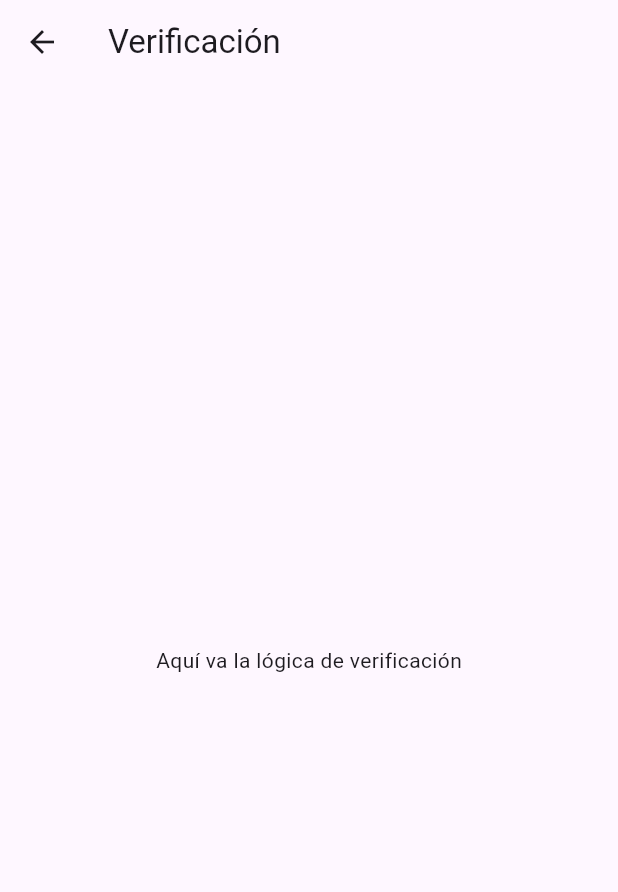
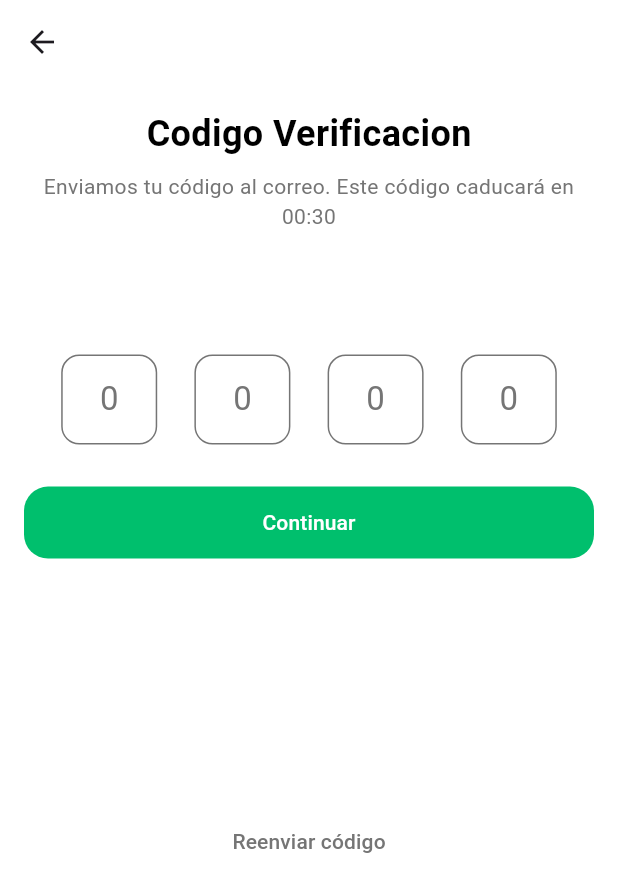
Before and after one commit to juan-sotelo1994/appejemplo, a Flutter app: the Verificacion screen opened directly, on a phone screen of 412 x 824 dp. Shown: the top 892 px of the screen. Run offline on Flutter 3.47's test engine with Material 3 defaults, Android fonts, the phone set to English and light mode, and no system bars; our stand-ins replace animated_splash_screen, flutter_svg; network calls fail.

Commit message:
version6

```diff
--- a/lib/widgets/login/verificacion.dart
+++ b/lib/widgets/login/verificacion.dart
@@ -1,4 +1,6 @@
 import 'package:flutter/material.dart';
+import 'package:flutter/services.dart';
+import 'nuevopass.dart'; // Asegúrate de que la ruta sea correcta
 
 class Verificacion extends StatelessWidget {
   const Verificacion({super.key});
@@ -6,8 +8,119 @@ class Verificacion extends StatelessWidget {
   @override
   Widget build(BuildContext context) {
     return Scaffold(
-      appBar: AppBar(title: const Text("Verificación")),
-      body: Center(child: Text("Aquí va la lógica de verificación")),
+      backgroundColor: Colors.white,
+      appBar: AppBar(backgroundColor: Colors.white),
+      body: SafeArea(
+        child: SizedBox(
+          width: double.infinity,
+          child: Padding(
+            padding: const EdgeInsets.symmetric(horizontal: 16),
+            child: SingleChildScrollView(
+              child: Column(
+                children: [
+                  const SizedBox(height: 16),
+                  const Text(
+                    "Codigo Verificacion",
+                    style: TextStyle(
+                      color: Colors.black,
+                      fontSize: 24,
+                      fontWeight: FontWeight.bold,
+                    ),
+                  ),
+                  const SizedBox(height: 8),
+                  const Text(
+                    "Enviamos tu código al correo. Este código caducará en 00:30",
+                    textAlign: TextAlign.center,
+                    style: TextStyle(color: Color(0xFF757575)),
+                  ),
+                  SizedBox(height: MediaQuery.of(context).size.height * 0.1),
+                  const OtpForm(),
+                  SizedBox(height: MediaQuery.of(context).size.height * 0.2),
+                  TextButton(
+                    onPressed: () {},
+                    child: const Text(
+                      "Reenviar código",
+                      style: TextStyle(color: Color(0xFF757575)),
+                    ),
+                  ),
+                ],
+              ),
+            ),
+          ),
+        ),
+      ),
     );
   }
 }
+
+const authOutlineInputBorder = OutlineInputBorder(
+  borderSide: BorderSide(color: Color(0xFF757575)),
+  borderRadius: BorderRadius.all(Radius.circular(12)),
+);
+
+class OtpForm extends StatelessWidget {
+  const OtpForm({super.key});
+
+  @override
+  Widget build(BuildContext context) {
+    return Form(
+      child: Column(
+        children: [
+          Row(
+            mainAxisAlignment: MainAxisAlignment.spaceEvenly,
+            children: List.generate(4, (index) {
+              return SizedBox(
+                height: 64,
+                width: 64,
+                child: TextFormField(
+                  onSaved: (pin) {},
+                  onChanged: (pin) {
+                    if (pin.isNotEmpty && index < 3) {
+                      FocusScope.of(context).nextFocus();
+                    }
+                  },
+                  textInputAction: TextInputAction.next,
+                  keyboardType: TextInputType.number,
+                  inputFormatters: [
+                    LengthLimitingTextInputFormatter(1),
+                    FilteringTextInputFormatter.digitsOnly,
+                  ],
+                  style: Theme.of(context).textTheme.titleLarge,
+                  textAlign: TextAlign.center,
+                  decoration: InputDecoration(
+                    hintText: "0",
+                    hintStyle: const TextStyle(color: Color(0xFF757575)),
+                    border: authOutlineInputBorder,
+                    enabledBorder: authOutlineInputBorder,
+                    focusedBorder: authOutlineInputBorder.copyWith(
+                      borderSide: const BorderSide(color: Color(0xFF00BF6D)),
+                    ),
+                  ),
+                ),
+              );
+            }),
+          ),
+          const SizedBox(height: 24),
+          ElevatedButton(
+            onPressed: () {
+              Navigator.push(
+                context,
+                MaterialPageRoute(builder: (context) => const Nuevopass()),
+              );
+            },
+            style: ElevatedButton.styleFrom(
+              elevation: 0,
+              backgroundColor: const Color(0xFF00BF6D),
+              foregroundColor: Colors.white,
+              minimumSize: const Size(double.infinity, 48),
+              shape: const RoundedRectangleBorder(
+                borderRadius: BorderRadius.all(Radius.circular(16)),
+              ),
+            ),
+            child: const Text("Continuar"),
+          ),
+        ],
+      ),
+    );
+  }
+}
```
Also changed, not shown: lib/widgets/login/nuevopass.dart (added, +69 -0 lines).
